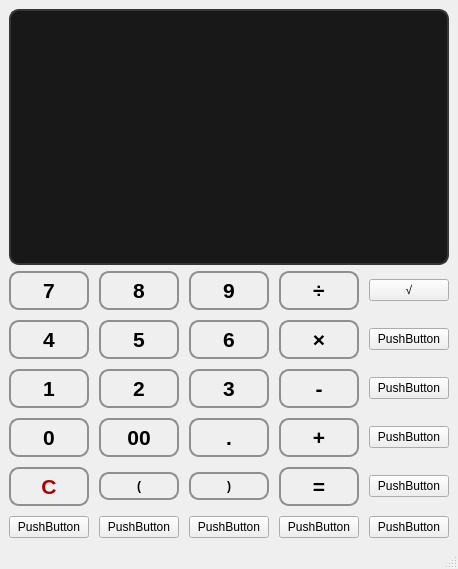
This is mainwindow.ui in masa-1234tf/Calculator as Qt 5 draws it before an edit. The edited form follows.
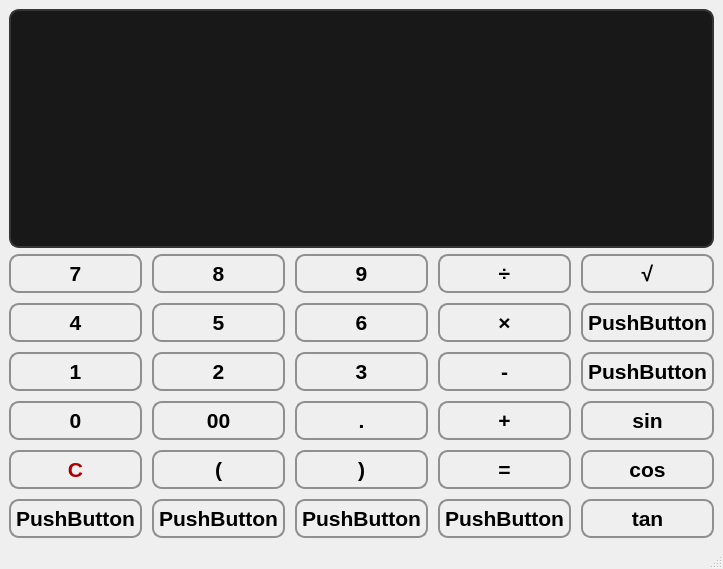
This is the edited form.

Patch:
```diff
--- a/mainwindow.ui
+++ b/mainwindow.ui
@@ -6,7 +6,7 @@
    <rect>
     <x>0</x>
     <y>0</y>
-    <width>400</width>
+    <width>685</width>
     <height>569</height>
    </rect>
   </property>
@@ -55,84 +55,8 @@
       <property name="spacing">
        <number>10</number>
       </property>
-      <item row="4" column="1">
-       <widget class="QPushButton" name="pushButton_LeftParen">
-        <property name="styleSheet">
-         <string notr="true">QPushButton {
-    background-color: qlineargradient(
-        x1:0, y1:0, x2:0, y2:1,
-        stop:0 #ececec, stop:1 #bdbdbd
-    );
-    border: 2px solid #8f8f91;
-    border-radius: 10px;
-    padding: 5px;
-    font-weight: bold;
-    color: #000000;
-    box-shadow: 2px 2px 5px rgba(0, 0, 0, 0.3);
-}
-
-QPushButton:pressed {
-    background-color: qlineargradient(
-        x1:0, y1:0, x2:0, y2:1,
-        stop:0 #bdbdbd, stop:1 #ececec
-    );
-    border: 2px solid #8f8f91;
-    border-radius: 10px;
-    box-shadow: inset 2px 2px 5px rgba(0, 0, 0, 0.3);
-}</string>
-        </property>
-        <property name="text">
-         <string>(</string>
-        </property>
-       </widget>
-      </item>
-      <item row="5" column="0">
-       <widget class="QPushButton" name="pushButton">
-        <property name="text">
-         <string>PushButton</string>
-        </property>
-       </widget>
-      </item>
-      <item row="5" column="1">
-       <widget class="QPushButton" name="pushButton_10">
-        <property name="text">
-         <string>PushButton</string>
-        </property>
-       </widget>
-      </item>
-      <item row="4" column="2">
-       <widget class="QPushButton" name="pushButton_RightParen">
-        <property name="styleSheet">
-         <string notr="true">QPushButton {
-    background-color: qlineargradient(
-        x1:0, y1:0, x2:0, y2:1,
-        stop:0 #ececec, stop:1 #bdbdbd
-    );
-    border: 2px solid #8f8f91;
-    border-radius: 10px;
-    padding: 5px;
-    font-weight: bold;
-    color: #000000;
-    box-shadow: 2px 2px 5px rgba(0, 0, 0, 0.3);
-}
-
-QPushButton:pressed {
-    background-color: qlineargradient(
-        x1:0, y1:0, x2:0, y2:1,
-        stop:0 #bdbdbd, stop:1 #ececec
-    );
-    border: 2px solid #8f8f91;
-    border-radius: 10px;
-    box-shadow: inset 2px 2px 5px rgba(0, 0, 0, 0.3);
-}</string>
-        </property>
-        <property name="text">
-         <string>)</string>
-        </property>
-       </widget>
-      </item>
-      <item row="3" column="1">
-       <widget class="QPushButton" name="pushButton_00">
+      <item row="3" column="2">
+       <widget class="QPushButton" name="pushButton_3">
         <property name="font">
          <font>
           <pointsize>16</pointsize>
@@ -164,91 +88,47 @@
 }</string>
         </property>
         <property name="text">
-         <string>00</string>
+         <string>3</string>
         </property>
        </widget>
       </item>
-      <item row="5" column="2">
+      <item row="6" column="2">
        <widget class="QPushButton" name="pushButton_11">
+        <property name="font">
+         <font>
+          <pointsize>16</pointsize>
+          <bold>true</bold>
+         </font>
+        </property>
+        <property name="styleSheet">
+         <string notr="true">QPushButton {
+    background-color: qlineargradient(
+        x1:0, y1:0, x2:0, y2:1,
+        stop:0 #ececec, stop:1 #bdbdbd
+    );
+    border: 2px solid #8f8f91;
+    border-radius: 10px;
+    padding: 5px;
+    font-weight: bold;
+    color: #000000;
+    box-shadow: 2px 2px 5px rgba(0, 0, 0, 0.3);
+}
+
+QPushButton:pressed {
+    background-color: qlineargradient(
+        x1:0, y1:0, x2:0, y2:1,
+        stop:0 #bdbdbd, stop:1 #ececec
+    );
+    border: 2px solid #8f8f91;
+    border-radius: 10px;
+    box-shadow: inset 2px 2px 5px rgba(0, 0, 0, 0.3);
+}</string>
+        </property>
         <property name="text">
          <string>PushButton</string>
         </property>
        </widget>
       </item>
-      <item row="2" column="0">
-       <widget class="QPushButton" name="pushButton_1">
-        <property name="font">
-         <font>
-          <pointsize>16</pointsize>
-          <bold>true</bold>
-         </font>
-        </property>
-        <property name="styleSheet">
-         <string notr="true">QPushButton {
-    background-color: qlineargradient(
-        x1:0, y1:0, x2:0, y2:1,
-        stop:0 #ececec, stop:1 #bdbdbd
-    );
-    border: 2px solid #8f8f91;
-    border-radius: 10px;
-    padding: 5px;
-    font-weight: bold;
-    color: #000000;
-    box-shadow: 2px 2px 5px rgba(0, 0, 0, 0.3);
-}
-
-QPushButton:pressed {
-    background-color: qlineargradient(
-        x1:0, y1:0, x2:0, y2:1,
-        stop:0 #bdbdbd, stop:1 #ececec
-    );
-    border: 2px solid #8f8f91;
-    border-radius: 10px;
-    box-shadow: inset 2px 2px 5px rgba(0, 0, 0, 0.3);
-}</string>
-        </property>
-        <property name="text">
-         <string>1</string>
-        </property>
-       </widget>
-      </item>
-      <item row="0" column="0">
-       <widget class="QPushButton" name="pushButton_7">
-        <property name="font">
-         <font>
-          <pointsize>16</pointsize>
-          <bold>true</bold>
-         </font>
-        </property>
-        <property name="styleSheet">
-         <string notr="true">QPushButton {
-    background-color: qlineargradient(
-        x1:0, y1:0, x2:0, y2:1,
-        stop:0 #ececec, stop:1 #bdbdbd
-    );
-    border: 2px solid #8f8f91;
-    border-radius: 10px;
-    padding: 5px;
-    font-weight: bold;
-    color: #000000;
-    box-shadow: 2px 2px 5px rgba(0, 0, 0, 0.3);
-}
-
-QPushButton:pressed {
-    background-color: qlineargradient(
-        x1:0, y1:0, x2:0, y2:1,
-        stop:0 #bdbdbd, stop:1 #ececec
-    );
-    border: 2px solid #8f8f91;
-    border-radius: 10px;
-    box-shadow: inset 2px 2px 5px rgba(0, 0, 0, 0.3);
-}</string>
-        </property>
-        <property name="text">
-         <string>7</string>
-        </property>
-       </widget>
-      </item>
       <item row="0" column="3">
        <widget class="QPushButton" name="pushButton_Divide">
         <property name="font">
@@ -286,7 +166,44 @@
         </property>
        </widget>
       </item>
-      <item row="1" column="2">
+      <item row="4" column="1">
+       <widget class="QPushButton" name="pushButton_00">
+        <property name="font">
+         <font>
+          <pointsize>16</pointsize>
+          <bold>true</bold>
+         </font>
+        </property>
+        <property name="styleSheet">
+         <string notr="true">QPushButton {
+    background-color: qlineargradient(
+        x1:0, y1:0, x2:0, y2:1,
+        stop:0 #ececec, stop:1 #bdbdbd
+    );
+    border: 2px solid #8f8f91;
+    border-radius: 10px;
+    padding: 5px;
+    font-weight: bold;
+    color: #000000;
+    box-shadow: 2px 2px 5px rgba(0, 0, 0, 0.3);
+}
+
+QPushButton:pressed {
+    background-color: qlineargradient(
+        x1:0, y1:0, x2:0, y2:1,
+        stop:0 #bdbdbd, stop:1 #ececec
+    );
+    border: 2px solid #8f8f91;
+    border-radius: 10px;
+    box-shadow: inset 2px 2px 5px rgba(0, 0, 0, 0.3);
+}</string>
+        </property>
+        <property name="text">
+         <string>00</string>
+        </property>
+       </widget>
+      </item>
+      <item row="2" column="2">
        <widget class="QPushButton" name="pushButton_6">
         <property name="font">
          <font>
@@ -323,8 +240,8 @@
         </property>
        </widget>
       </item>
-      <item row="0" column="1">
-       <widget class="QPushButton" name="pushButton_8">
+      <item row="6" column="0">
+       <widget class="QPushButton" name="pushButton">
         <property name="font">
          <font>
           <pointsize>16</pointsize>
@@ -356,12 +273,12 @@
 }</string>
         </property>
         <property name="text">
-         <string>8</string>
+         <string>PushButton</string>
         </property>
        </widget>
       </item>
-      <item row="0" column="2">
-       <widget class="QPushButton" name="pushButton_9">
+      <item row="4" column="2">
+       <widget class="QPushButton" name="pushButton_dot">
         <property name="font">
          <font>
           <pointsize>16</pointsize>
@@ -393,12 +310,12 @@
 }</string>
         </property>
         <property name="text">
-         <string>9</string>
+         <string>.</string>
         </property>
        </widget>
       </item>
-      <item row="3" column="0">
-       <widget class="QPushButton" name="pushButton_0">
+      <item row="3" column="3">
+       <widget class="QPushButton" name="pushButton_Subtract">
         <property name="font">
          <font>
           <pointsize>16</pointsize>
@@ -430,11 +347,48 @@
 }</string>
         </property>
         <property name="text">
-         <string>0</string>
+         <string>-</string>
         </property>
        </widget>
       </item>
-      <item row="1" column="1">
+      <item row="3" column="4">
+       <widget class="QPushButton" name="pushButton_15">
+        <property name="font">
+         <font>
+          <pointsize>16</pointsize>
+          <bold>true</bold>
+         </font>
+        </property>
+        <property name="styleSheet">
+         <string notr="true">QPushButton {
+    background-color: qlineargradient(
+        x1:0, y1:0, x2:0, y2:1,
+        stop:0 #ececec, stop:1 #bdbdbd
+    );
+    border: 2px solid #8f8f91;
+    border-radius: 10px;
+    padding: 5px;
+    font-weight: bold;
+    color: #000000;
+    box-shadow: 2px 2px 5px rgba(0, 0, 0, 0.3);
+}
+
+QPushButton:pressed {
+    background-color: qlineargradient(
+        x1:0, y1:0, x2:0, y2:1,
+        stop:0 #bdbdbd, stop:1 #ececec
+    );
+    border: 2px solid #8f8f91;
+    border-radius: 10px;
+    box-shadow: inset 2px 2px 5px rgba(0, 0, 0, 0.3);
+}</string>
+        </property>
+        <property name="text">
+         <string>PushButton</string>
+        </property>
+       </widget>
+      </item>
+      <item row="2" column="1">
        <widget class="QPushButton" name="pushButton_5">
         <property name="font">
          <font>
@@ -471,8 +425,8 @@
         </property>
        </widget>
       </item>
-      <item row="1" column="3">
-       <widget class="QPushButton" name="pushButton_Multiply">
+      <item row="6" column="1">
+       <widget class="QPushButton" name="pushButton_10">
         <property name="font">
          <font>
           <pointsize>16</pointsize>
@@ -489,7 +443,7 @@
     border-radius: 10px;
     padding: 5px;
     font-weight: bold;
-    color: rgb(0, 0, 0);
+    color: #000000;
     box-shadow: 2px 2px 5px rgba(0, 0, 0, 0.3);
 }
 
@@ -504,11 +458,85 @@
 }</string>
         </property>
         <property name="text">
-         <string>×</string>
+         <string>PushButton</string>
         </property>
        </widget>
       </item>
-      <item row="1" column="0">
+      <item row="0" column="0">
+       <widget class="QPushButton" name="pushButton_7">
+        <property name="font">
+         <font>
+          <pointsize>16</pointsize>
+          <bold>true</bold>
+         </font>
+        </property>
+        <property name="styleSheet">
+         <string notr="true">QPushButton {
+    background-color: qlineargradient(
+        x1:0, y1:0, x2:0, y2:1,
+        stop:0 #ececec, stop:1 #bdbdbd
+    );
+    border: 2px solid #8f8f91;
+    border-radius: 10px;
+    padding: 5px;
+    font-weight: bold;
+    color: #000000;
+    box-shadow: 2px 2px 5px rgba(0, 0, 0, 0.3);
+}
+
+QPushButton:pressed {
+    background-color: qlineargradient(
+        x1:0, y1:0, x2:0, y2:1,
+        stop:0 #bdbdbd, stop:1 #ececec
+    );
+    border: 2px solid #8f8f91;
+    border-radius: 10px;
+    box-shadow: inset 2px 2px 5px rgba(0, 0, 0, 0.3);
+}</string>
+        </property>
+        <property name="text">
+         <string>7</string>
+        </property>
+       </widget>
+      </item>
+      <item row="3" column="1">
+       <widget class="QPushButton" name="pushButton_2">
+        <property name="font">
+         <font>
+          <pointsize>16</pointsize>
+          <bold>true</bold>
+         </font>
+        </property>
+        <property name="styleSheet">
+         <string notr="true">QPushButton {
+    background-color: qlineargradient(
+        x1:0, y1:0, x2:0, y2:1,
+        stop:0 #ececec, stop:1 #bdbdbd
+    );
+    border: 2px solid #8f8f91;
+    border-radius: 10px;
+    padding: 5px;
+    font-weight: bold;
+    color: #000000;
+    box-shadow: 2px 2px 5px rgba(0, 0, 0, 0.3);
+}
+
+QPushButton:pressed {
+    background-color: qlineargradient(
+        x1:0, y1:0, x2:0, y2:1,
+        stop:0 #bdbdbd, stop:1 #ececec
+    );
+    border: 2px solid #8f8f91;
+    border-radius: 10px;
+    box-shadow: inset 2px 2px 5px rgba(0, 0, 0, 0.3);
+}</string>
+        </property>
+        <property name="text">
+         <string>2</string>
+        </property>
+       </widget>
+      </item>
+      <item row="2" column="0">
        <widget class="QPushButton" name="pushButton_4">
         <property name="font">
          <font>
@@ -554,8 +582,8 @@
         </property>
        </widget>
       </item>
-      <item row="2" column="2">
-       <widget class="QPushButton" name="pushButton_3">
+      <item row="2" column="3">
+       <widget class="QPushButton" name="pushButton_Multiply">
         <property name="font">
          <font>
           <pointsize>16</pointsize>
@@ -572,7 +600,7 @@
     border-radius: 10px;
     padding: 5px;
     font-weight: bold;
-    color: #000000;
+    color: rgb(0, 0, 0);
     box-shadow: 2px 2px 5px rgba(0, 0, 0, 0.3);
 }
 
@@ -587,12 +615,12 @@
 }</string>
         </property>
         <property name="text">
-         <string>3</string>
+         <string>×</string>
         </property>
        </widget>
       </item>
-      <item row="3" column="2">
-       <widget class="QPushButton" name="pushButton_dot">
+      <item row="0" column="1">
+       <widget class="QPushButton" name="pushButton_8">
         <property name="font">
          <font>
           <pointsize>16</pointsize>
@@ -624,11 +652,11 @@
 }</string>
         </property>
         <property name="text">
-         <string>.</string>
+         <string>8</string>
         </property>
        </widget>
       </item>
-      <item row="4" column="0">
+      <item row="5" column="0">
        <widget class="QPushButton" name="pushButton_Clear">
         <property name="font">
          <font>
@@ -665,7 +693,118 @@
         </property>
        </widget>
       </item>
-      <item row="4" column="3">
+      <item row="4" column="0">
+       <widget class="QPushButton" name="pushButton_0">
+        <property name="font">
+         <font>
+          <pointsize>16</pointsize>
+          <bold>true</bold>
+         </font>
+        </property>
+        <property name="styleSheet">
+         <string notr="true">QPushButton {
+    background-color: qlineargradient(
+        x1:0, y1:0, x2:0, y2:1,
+        stop:0 #ececec, stop:1 #bdbdbd
+    );
+    border: 2px solid #8f8f91;
+    border-radius: 10px;
+    padding: 5px;
+    font-weight: bold;
+    color: #000000;
+    box-shadow: 2px 2px 5px rgba(0, 0, 0, 0.3);
+}
+
+QPushButton:pressed {
+    background-color: qlineargradient(
+        x1:0, y1:0, x2:0, y2:1,
+        stop:0 #bdbdbd, stop:1 #ececec
+    );
+    border: 2px solid #8f8f91;
+    border-radius: 10px;
+    box-shadow: inset 2px 2px 5px rgba(0, 0, 0, 0.3);
+}</string>
+        </property>
+        <property name="text">
+         <string>0</string>
+        </property>
+       </widget>
+      </item>
+      <item row="5" column="1">
+       <widget class="QPushButton" name="pushButton_LeftParen">
+        <property name="font">
+         <font>
+          <pointsize>16</pointsize>
+          <bold>true</bold>
+         </font>
+        </property>
+        <property name="styleSheet">
+         <string notr="true">QPushButton {
+    background-color: qlineargradient(
+        x1:0, y1:0, x2:0, y2:1,
+        stop:0 #ececec, stop:1 #bdbdbd
+    );
+    border: 2px solid #8f8f91;
+    border-radius: 10px;
+    padding: 5px;
+    font-weight: bold;
+    color: #000000;
+    box-shadow: 2px 2px 5px rgba(0, 0, 0, 0.3);
+}
+
+QPushButton:pressed {
+    background-color: qlineargradient(
+        x1:0, y1:0, x2:0, y2:1,
+        stop:0 #bdbdbd, stop:1 #ececec
+    );
+    border: 2px solid #8f8f91;
+    border-radius: 10px;
+    box-shadow: inset 2px 2px 5px rgba(0, 0, 0, 0.3);
+}</string>
+        </property>
+        <property name="text">
+         <string>(</string>
+        </property>
+       </widget>
+      </item>
+      <item row="6" column="4">
+       <widget class="QPushButton" name="pushButton_Tan">
+        <property name="font">
+         <font>
+          <pointsize>16</pointsize>
+          <bold>true</bold>
+         </font>
+        </property>
+        <property name="styleSheet">
+         <string notr="true">QPushButton {
+    background-color: qlineargradient(
+        x1:0, y1:0, x2:0, y2:1,
+        stop:0 #ececec, stop:1 #bdbdbd
+    );
+    border: 2px solid #8f8f91;
+    border-radius: 10px;
+    padding: 5px;
+    font-weight: bold;
+    color: #000000;
+    box-shadow: 2px 2px 5px rgba(0, 0, 0, 0.3);
+}
+
+QPushButton:pressed {
+    background-color: qlineargradient(
+        x1:0, y1:0, x2:0, y2:1,
+        stop:0 #bdbdbd, stop:1 #ececec
+    );
+    border: 2px solid #8f8f91;
+    border-radius: 10px;
+    box-shadow: inset 2px 2px 5px rgba(0, 0, 0, 0.3);
+}</string>
+        </property>
+        <property name="text">
+         <string>tan</string>
+        </property>
+       </widget>
+      </item>
+      <item row="5" column="3">
        <widget class="QPushButton" name="pushButton_Equal">
         <property name="font">
          <font>
@@ -702,8 +841,8 @@
         </property>
        </widget>
       </item>
-      <item row="2" column="1">
-       <widget class="QPushButton" name="pushButton_2">
+      <item row="2" column="4">
+       <widget class="QPushButton" name="pushButton_14">
         <property name="font">
          <font>
           <pointsize>16</pointsize>
@@ -735,11 +874,122 @@
 }</string>
         </property>
         <property name="text">
-         <string>2</string>
+         <string>PushButton</string>
         </property>
        </widget>
       </item>
-      <item row="3" column="3">
+      <item row="3" column="0">
+       <widget class="QPushButton" name="pushButton_1">
+        <property name="font">
+         <font>
+          <pointsize>16</pointsize>
+          <bold>true</bold>
+         </font>
+        </property>
+        <property name="styleSheet">
+         <string notr="true">QPushButton {
+    background-color: qlineargradient(
+        x1:0, y1:0, x2:0, y2:1,
+        stop:0 #ececec, stop:1 #bdbdbd
+    );
+    border: 2px solid #8f8f91;
+    border-radius: 10px;
+    padding: 5px;
+    font-weight: bold;
+    color: #000000;
+    box-shadow: 2px 2px 5px rgba(0, 0, 0, 0.3);
+}
+
+QPushButton:pressed {
+    background-color: qlineargradient(
+        x1:0, y1:0, x2:0, y2:1,
+        stop:0 #bdbdbd, stop:1 #ececec
+    );
+    border: 2px solid #8f8f91;
+    border-radius: 10px;
+    box-shadow: inset 2px 2px 5px rgba(0, 0, 0, 0.3);
+}</string>
+        </property>
+        <property name="text">
+         <string>1</string>
+        </property>
+       </widget>
+      </item>
+      <item row="4" column="4">
+       <widget class="QPushButton" name="pushButton_Sin">
+        <property name="font">
+         <font>
+          <pointsize>16</pointsize>
+          <bold>true</bold>
+         </font>
+        </property>
+        <property name="styleSheet">
+         <string notr="true">QPushButton {
+    background-color: qlineargradient(
+        x1:0, y1:0, x2:0, y2:1,
+        stop:0 #ececec, stop:1 #bdbdbd
+    );
+    border: 2px solid #8f8f91;
+    border-radius: 10px;
+    padding: 5px;
+    font-weight: bold;
+    color: #000000;
+    box-shadow: 2px 2px 5px rgba(0, 0, 0, 0.3);
+}
+
+QPushButton:pressed {
+    background-color: qlineargradient(
+        x1:0, y1:0, x2:0, y2:1,
+        stop:0 #bdbdbd, stop:1 #ececec
+    );
+    border: 2px solid #8f8f91;
+    border-radius: 10px;
+    box-shadow: inset 2px 2px 5px rgba(0, 0, 0, 0.3);
+}</string>
+        </property>
+        <property name="text">
+         <string>sin</string>
+        </property>
+       </widget>
+      </item>
+      <item row="5" column="2">
+       <widget class="QPushButton" name="pushButton_RightParen">
+        <property name="font">
+         <font>
+          <pointsize>16</pointsize>
+          <bold>true</bold>
+         </font>
+        </property>
+        <property name="styleSheet">
+         <string notr="true">QPushButton {
+    background-color: qlineargradient(
+        x1:0, y1:0, x2:0, y2:1,
+        stop:0 #ececec, stop:1 #bdbdbd
+    );
+    border: 2px solid #8f8f91;
+    border-radius: 10px;
+    padding: 5px;
+    font-weight: bold;
+    color: #000000;
+    box-shadow: 2px 2px 5px rgba(0, 0, 0, 0.3);
+}
+
+QPushButton:pressed {
+    background-color: qlineargradient(
+        x1:0, y1:0, x2:0, y2:1,
+        stop:0 #bdbdbd, stop:1 #ececec
+    );
+    border: 2px solid #8f8f91;
+    border-radius: 10px;
+    box-shadow: inset 2px 2px 5px rgba(0, 0, 0, 0.3);
+}</string>
+        </property>
+        <property name="text">
+         <string>)</string>
+        </property>
+       </widget>
+      </item>
+      <item row="4" column="3">
        <widget class="QPushButton" name="pushButton_Add">
         <property name="font">
          <font>
@@ -776,15 +1026,45 @@
         </property>
        </widget>
       </item>
-      <item row="5" column="3">
+      <item row="6" column="3">
        <widget class="QPushButton" name="pushButton_12">
+        <property name="font">
+         <font>
+          <pointsize>16</pointsize>
+          <bold>true</bold>
+         </font>
+        </property>
+        <property name="styleSheet">
+         <string notr="true">QPushButton {
+    background-color: qlineargradient(
+        x1:0, y1:0, x2:0, y2:1,
+        stop:0 #ececec, stop:1 #bdbdbd
+    );
+    border: 2px solid #8f8f91;
+    border-radius: 10px;
+    padding: 5px;
+    font-weight: bold;
+    color: #000000;
+    box-shadow: 2px 2px 5px rgba(0, 0, 0, 0.3);
+}
+
+QPushButton:pressed {
+    background-color: qlineargradient(
+        x1:0, y1:0, x2:0, y2:1,
+        stop:0 #bdbdbd, stop:1 #ececec
+    );
+    border: 2px solid #8f8f91;
+    border-radius: 10px;
+    box-shadow: inset 2px 2px 5px rgba(0, 0, 0, 0.3);
+}</string>
+        </property>
         <property name="text">
          <string>PushButton</string>
         </property>
        </widget>
       </item>
-      <item row="2" column="3">
-       <widget class="QPushButton" name="pushButton_Subtract">
+      <item row="5" column="4">
+       <widget class="QPushButton" name="pushButton_Cos">
         <property name="font">
          <font>
           <pointsize>16</pointsize>
@@ -816,49 +1096,81 @@
 }</string>
         </property>
         <property name="text">
-         <string>-</string>
+         <string>cos</string>
         </property>
        </widget>
       </item>
       <item row="0" column="4">
-       <widget class="QPushButton" name="pushButton_13">
+       <widget class="QPushButton" name="pushButton_Sqrt">
+        <property name="font">
+         <font>
+          <pointsize>16</pointsize>
+          <bold>true</bold>
+         </font>
+        </property>
+        <property name="styleSheet">
+         <string notr="true">QPushButton {
+    background-color: qlineargradient(
+        x1:0, y1:0, x2:0, y2:1,
+        stop:0 #ececec, stop:1 #bdbdbd
+    );
+    border: 2px solid #8f8f91;
+    border-radius: 10px;
+    padding: 5px;
+    font-weight: bold;
+    color: #000000;
+    box-shadow: 2px 2px 5px rgba(0, 0, 0, 0.3);
+}
+
+QPushButton:pressed {
+    background-color: qlineargradient(
+        x1:0, y1:0, x2:0, y2:1,
+        stop:0 #bdbdbd, stop:1 #ececec
+    );
+    border: 2px solid #8f8f91;
+    border-radius: 10px;
+    box-shadow: inset 2px 2px 5px rgba(0, 0, 0, 0.3);
+}</string>
+        </property>
         <property name="text">
          <string>√</string>
         </property>
        </widget>
       </item>
-      <item row="1" column="4">
-       <widget class="QPushButton" name="pushButton_14">
-        <property name="text">
-         <string>PushButton</string>
+      <item row="0" column="2">
+       <widget class="QPushButton" name="pushButton_9">
+        <property name="font">
+         <font>
+          <pointsize>16</pointsize>
+          <bold>true</bold>
+         </font>
         </property>
-       </widget>
-      </item>
-      <item row="2" column="4">
-       <widget class="QPushButton" name="pushButton_15">
-        <property name="text">
-         <string>PushButton</string>
+        <property name="styleSheet">
+         <string notr="true">QPushButton {
+    background-color: qlineargradient(
+        x1:0, y1:0, x2:0, y2:1,
+        stop:0 #ececec, stop:1 #bdbdbd
+    );
+    border: 2px solid #8f8f91;
+    border-radius: 10px;
+    padding: 5px;
+    font-weight: bold;
+    color: #000000;
+    box-shadow: 2px 2px 5px rgba(0, 0, 0, 0.3);
+}
+
+QPushButton:pressed {
+    background-color: qlineargradient(
+        x1:0, y1:0, x2:0, y2:1,
+        stop:0 #bdbdbd, stop:1 #ececec
+    );
+    border: 2px solid #8f8f91;
+    border-radius: 10px;
+    box-shadow: inset 2px 2px 5px rgba(0, 0, 0, 0.3);
+}</string>
         </property>
-       </widget>
-      </item>
-      <item row="3" column="4">
-       <widget class="QPushButton" name="pushButton_16">
         <property name="text">
-         <string>PushButton</string>
-        </property>
-       </widget>
-      </item>
-      <item row="4" column="4">
-       <widget class="QPushButton" name="pushButton_17">
-        <property name="text">
-         <string>PushButton</string>
-        </property>
-       </widget>
-      </item>
-      <item row="5" column="4">
-       <widget class="QPushButton" name="pushButton_18">
-        <property name="text">
-         <string>PushButton</string>
+         <string>9</string>
         </property>
        </widget>
       </item>
```
Left out of the diff: 2 changed lines with no effect on the pictures.
